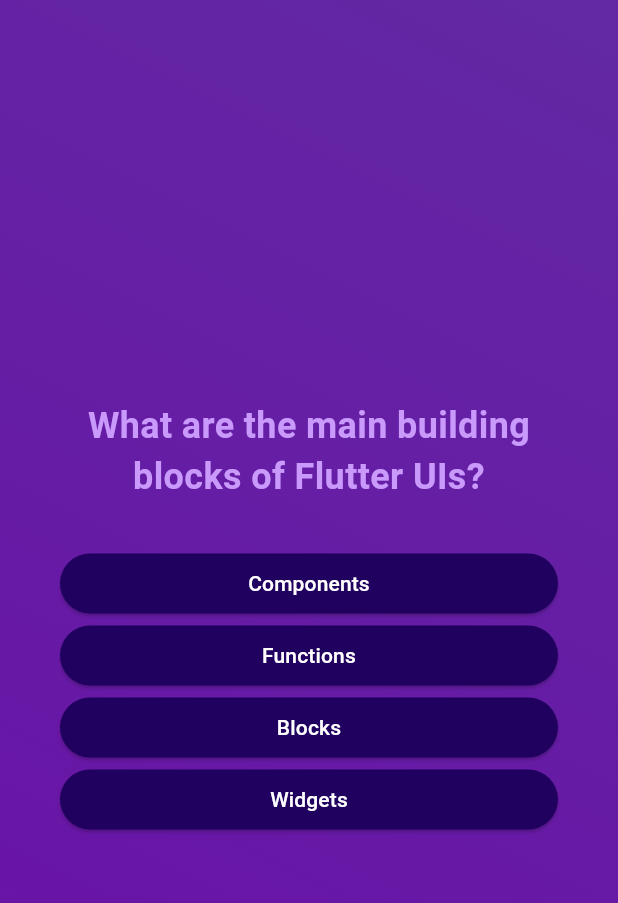
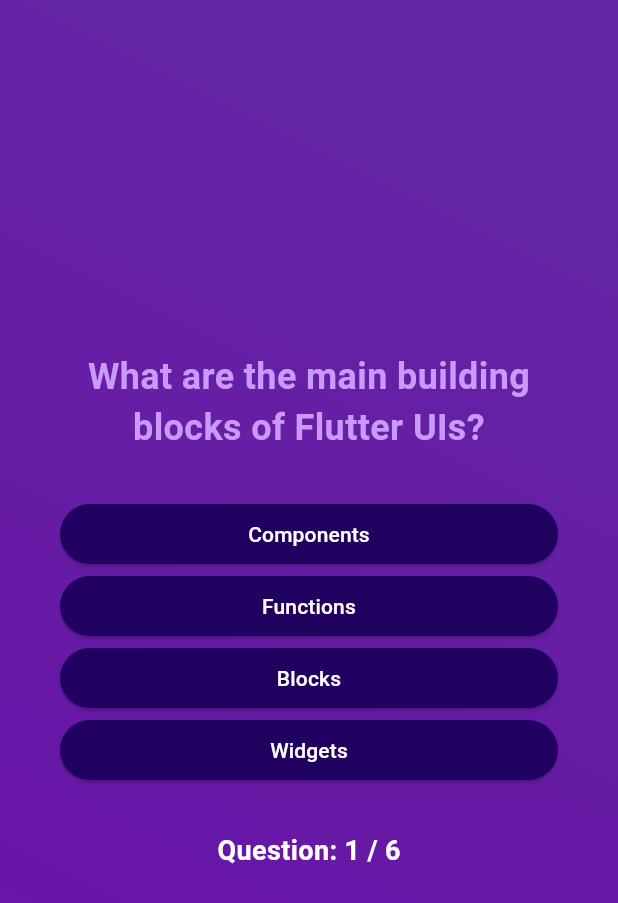
Before and after one commit to birgilv/mobile-applications, a Flutter app: the screen it shows after launch, after a tap on "Start Quiz", on a phone screen of 412 x 824 dp. Shown: the top 903 px of the screen. Run offline on Flutter 3.47's test engine with Material 3 defaults, Android fonts, the phone set to English and light mode, and no system bars.

Commit message:
Added a progress bar

```diff
--- /dev/null
+++ b/quiz_app/lib/process_indicator.dart
@@ -0,0 +1,48 @@
+/*
+  This file defines the ProgressIndicatorWidget widget, which displays the current
+  progress of the quiz in terms of the number of questions answered out of the total questions.
+*/
+
+import 'package:flutter/material.dart';
+
+/*
+  The ProgressIndicatorWidget widget displays the current question number and the total number of questions.
+  It is used to provide users with visual feedback on their progress through the quiz.
+
+  Parameters:
+    - questionNumber: The index of the current question, indicating the user's progress.
+    - numTotalQuestions: The total number of questions in the quiz.
+*/
+class ProgressIndicatorWidget extends StatelessWidget {
+  const ProgressIndicatorWidget({
+    super.key,
+    required this.questionNumber,
+    required this.numTotalQuestions,
+  });
+
+  final int questionNumber; // Current question number
+  final int numTotalQuestions; // Total number of questions
+
+  /*
+    Builds the UI for the ProgressIndicatorWidget.
+    Returns:
+      - A Column widget containing the progress text displaying the current question number and total questions.
+  */
+  @override
+  Widget build(BuildContext context) {
+
+    return Column(
+      children: [
+        Text(
+          'Question: $questionNumber / $numTotalQuestions', // Displays current progress
+          style: const TextStyle(
+            fontSize: 18,
+            fontWeight: FontWeight.bold,
+            color: Colors.white,
+          ),
+        ),
+        const SizedBox(height: 10),
+      ],
+    );
+  }
+}
--- a/quiz_app/lib/questions_screen.dart
+++ b/quiz_app/lib/questions_screen.dart
@@ -6,6 +6,7 @@
 import 'package:flutter/material.dart';
 import 'package:quiz_app/answer_button.dart';
 import 'package:quiz_app/data/questions.dart';
+import 'package:quiz_app/process_indicator.dart';
 
 
 /*
@@ -15,7 +16,10 @@ import 'package:quiz_app/data/questions.dart';
         selected answer as a parameter.
 */
 class QuestionsScreen extends StatefulWidget {
-  const QuestionsScreen({super.key, required this.onSelectAnswer});
+  const QuestionsScreen({
+    super.key,
+    required this.onSelectAnswer,
+  });
 
   final void Function(String answer) onSelectAnswer; // Callback function for handling selected answers
 
@@ -82,9 +86,15 @@ class _QuestionsScreenState extends State<QuestionsScreen> {
                 answerText: answer,
                 onTap: () {
                   answerQuestion(answer);
+
                 },
               );
-            })
+            }),
+            const SizedBox(height: 30,),
+            ProgressIndicatorWidget( // A process indicator
+              questionNumber: currentQuestionIndex + 1,
+              numTotalQuestions: questions.length,
+            ),
           ],
         ),
       ),
--- a/quiz_app/lib/quiz.dart
+++ b/quiz_app/lib/quiz.dart
@@ -66,7 +66,7 @@ class _QuizState extends State<Quiz> {
   void restartQuiz() {
     setState(() {
       selectedAnswers = [];
-      activeScreen = 'start_screen';
+      activeScreen = 'start-screen';
     });
   }
 
```
